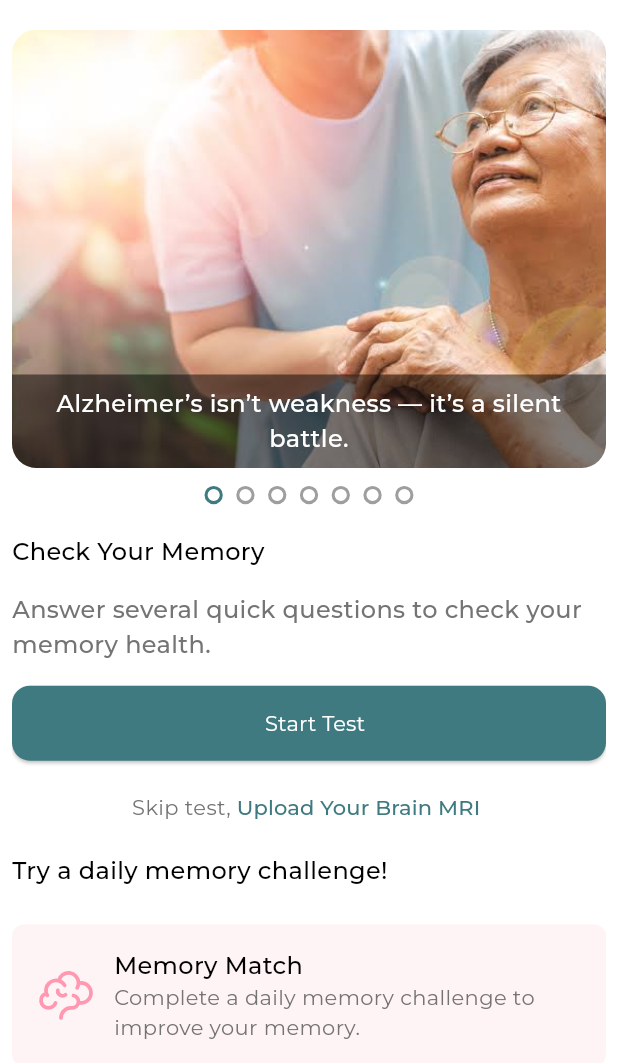
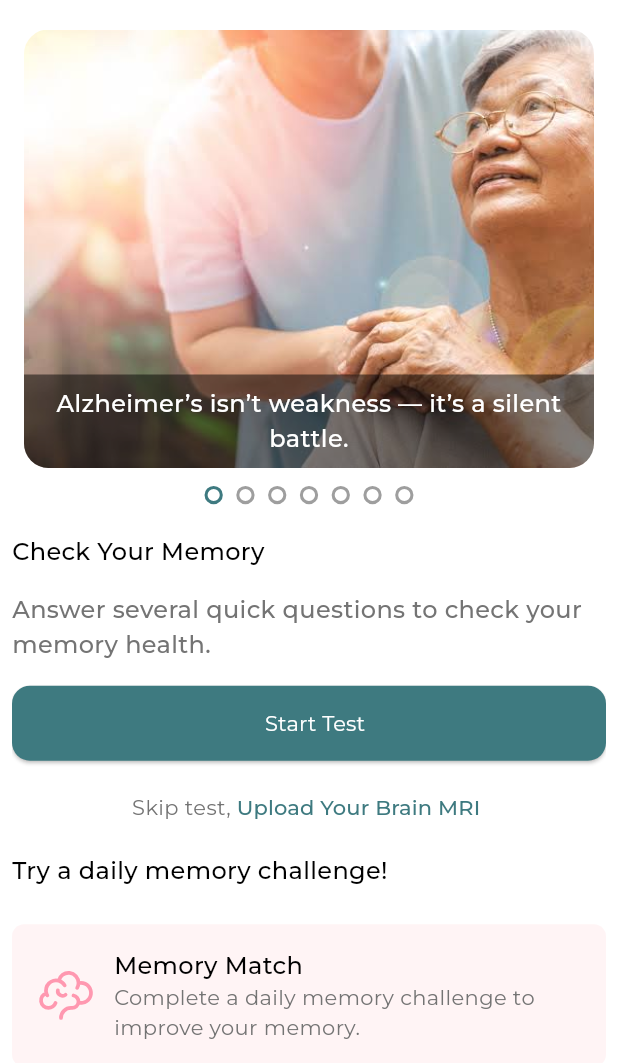
Before and after one commit to Diaamahfouz/alz_aware, a Flutter app: the HomeScreen screen opened by its route, on a phone screen of 412 x 824 dp, the part 173-1236 px from its top. Run offline on Flutter 3.47's test engine with Material 3 defaults, Android fonts, the phone set to English and light mode, and no system bars; our stand-ins replace dartz, dio, easy_localization, equatable, flutter_bloc, flutter_screenutil and 9 more; accounts and stored records are empty; project files that could hold a hidden picture were left out.

Commit message:
Checkpoint from VS Code for coding agent session

```diff
--- a/lib/core/api/end_points.dart
+++ b/lib/core/api/end_points.dart
@@ -1,6 +1,7 @@
 class EndPoints {
-  static const String baseIp = 'http://209.250.237.58:1210';
-  static const String apiUrl = '$baseIp/api/';
+  static const String baseIp = 'https://colin-brushed-enrico.ngrok-free.dev/';
+  static const String apiUrl = baseIp;
+  static const String predict  = 'predict';
   static const String baseImageUrl = '$baseIp/uploads/';
   static const String baseVideoUrl = '$baseIp/';
   static const String uploadOneImage = "/upload-one-image";
--- a/lib/core/theme/app_images.dart
+++ b/lib/core/theme/app_images.dart
@@ -2,7 +2,7 @@
 class AppImages {
   AppImages._();
 
-  static const String coreCommonAssetsImagesOnboarding = "lib/core/common/assets/images/onboarding.PNG";
+  static const String coreCommonAssetsImagesOnboarding = "lib/core/common/assets/images/onboarding.JPG";
 
   static const String coreCommonAssetsImagesSlide1 = "lib/core/common/assets/images/slide_1.JPG";
 
@@ -18,6 +18,8 @@ class AppImages {
 
   static const String coreCommonAssetsImagesSlider6 = "lib/core/common/assets/images/slider_6.JPG";
 
+  static const String coreCommonAssetsImagesSplash = "lib/core/common/assets/images/splash.png";
+
   static const String coreCommonAssetsImagesSplashScreenLogoAndroid = "lib/core/common/assets/images/splash_screen_logo_android.png";
 
   static const String coreCommonAssetsImagesSplashScreenLogoIos = "lib/core/common/assets/images/splash_screen_logo_ios.png";
--- a/lib/features/home/domain/repositories/home_repo.dart
+++ b/lib/features/home/domain/repositories/home_repo.dart
@@ -0,0 +1,6 @@
+import 'package:alz_aware/core/api/errors/failure.dart';
+import 'package:dartz/dartz.dart';
+
+abstract interface class HomeRepo {
+  Future<Either<Failure, String>> getPredict();
+}
--- a/lib/features/home/presentation/widgets/slider_sections.dart
+++ b/lib/features/home/presentation/widgets/slider_sections.dart
@@ -103,7 +103,9 @@ class SliderSectionState extends State<SliderSection> {
                       int itemCount = images.length;
                       if (itemCount == 0) return const SizedBox();
                       int actualIndex = index % itemCount;
-                      return Stack(
+                      return Padding(
+                        padding: const EdgeInsets.symmetric(horizontal: 8.0),
+                        child: Stack(
                           alignment: Alignment.bottomCenter,
                           children: [
                             ClipRRect(
@@ -139,6 +141,7 @@ class SliderSectionState extends State<SliderSection> {
                               ),
                             ),
                           ],
+                        ),
                       );
                     },
                   ),
--- a/lib/features/questions/presentation/bloc/questions_cubit.dart
+++ b/lib/features/questions/presentation/bloc/questions_cubit.dart
@@ -18,7 +18,7 @@ class QuestionsCubit extends Cubit<QuestionsState> {
   /// Returns the percentage result of the assessment (0-100)
   double get resultPercentage {
     if (maxScore == 0) return 0;
-    return 100 - (totalScore / maxScore) * 100;
+    return (totalScore / maxScore) * 100;
   }
 
   /// Helper to get the number of questions for a type
```
Also changed, not shown: lib/features/home/data/datasources/remote_datasources/home_remote_datasources.dart (+27 -0 lines), lib/features/home/data/repositories/home_repo_impl.dart (+19 -0 lines), pubspec.yaml (+16 -17 lines), lib/core/common/assets/images/onboarding.JPG (added), lib/core/common/assets/images/onboarding.PNG (deleted), pubspec.lock. Lines whose indentation alone changed are shown as unchanged.
